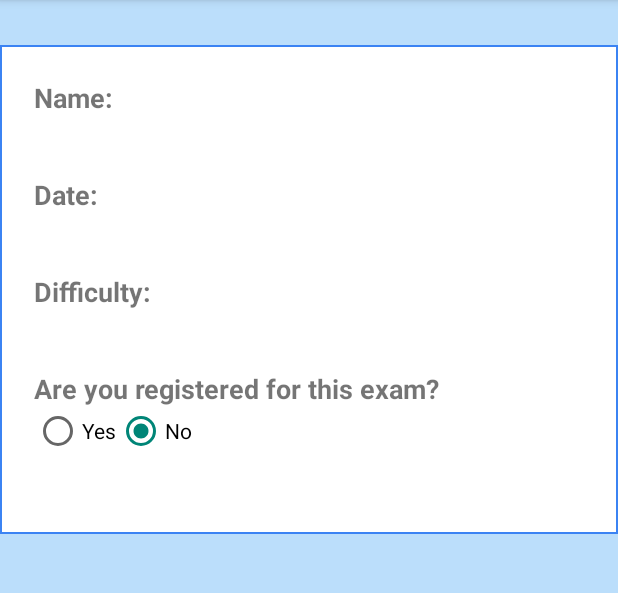
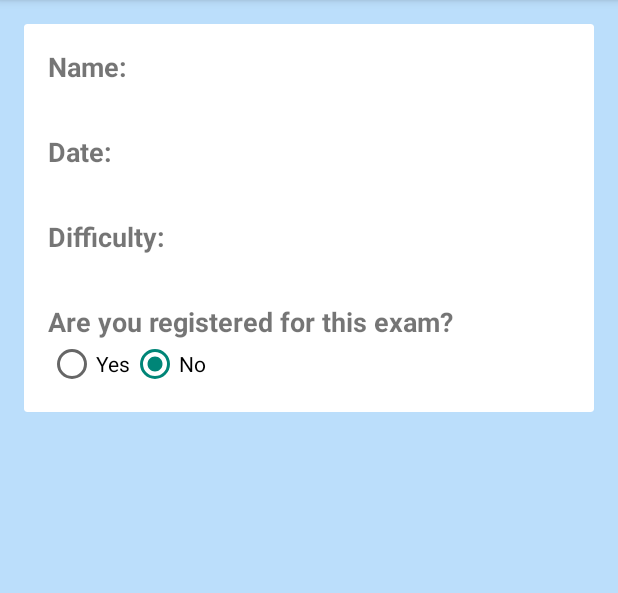
Before and after one commit to Luigi1992/quick-study, an Android app: the ViewExamActivity screen opened directly, with no data from a screen before it, on a phone screen of 412 x 824 dp, the part 84-677 px from its top. Run offline under Robolectric (Android 15) with nearby library versions, the phone set to English and light mode, and no system bars; 4 statements that could not run were skipped.

```diff
--- a/app/src/main/res/layout/activity_view_exam.xml
+++ b/app/src/main/res/layout/activity_view_exam.xml
@@ -5,22 +5,28 @@
     android:layout_height="fill_parent"
     android:background="@color/background_color">
 
+    <android.support.v7.widget.CardView
+        xmlns:card_view="http://schemas.android.com/apk/res-auto"
+        android:layout_width="match_parent"
+        android:layout_height="wrap_content"
+        android:layout_margin="16dp"
+        card_view:cardCornerRadius="2dp"
+        card_view:cardElevation="1dp">
+
         <LinearLayout
             android:orientation="vertical"
             android:layout_width="match_parent"
             android:layout_height="wrap_content"
             tools:context=".ExamDetailsActivity"
-        tools:ignore="MergeRootFrame"
-        android:background="@drawable/border"
-        android:layout_marginBottom="30dp"
-        android:layout_marginTop="30dp">
+            android:layout_gravity="center"
+            tools:ignore="MergeRootFrame">
 
                 <LinearLayout
                     android:layout_width="match_parent"
                     android:layout_height="wrap_content"
                     android:orientation="horizontal"
                     android:gravity="center_vertical"
-                android:layout_margin="20dp">
+                    android:layout_margin="16dp">
 
                     <TextView
                         android:layout_height="match_parent"
@@ -42,7 +48,7 @@
                     android:layout_height="wrap_content"
                     android:orientation="horizontal"
                     android:gravity="center_vertical"
-                android:layout_margin="20dp">
+                    android:layout_margin="16dp">
 
                     <TextView
                         android:layout_width="wrap_content"
@@ -65,14 +71,14 @@
                     android:layout_height="wrap_content"
                     android:orientation="horizontal"
                     android:gravity="center_vertical"
-                android:layout_margin="20dp">
+                    android:layout_margin="16dp">
 
                     <TextView
                         android:layout_width="wrap_content"
                         android:layout_height="match_parent"
                         android:text="Difficulty: "
                         android:textStyle="bold"
-                    android:textSize="18sp"            />
+                        android:textSize="18sp"/>
 
                     <TextView
                         android:id="@+id/details_difficulty"
@@ -87,7 +93,7 @@
                     android:layout_height="wrap_content"
                     android:orientation="vertical"
                     android:gravity="center_vertical"
-                android:layout_margin="20dp">
+                    android:layout_margin="16dp">
 
                     <TextView
                         android:layout_width="wrap_content"
@@ -99,8 +105,7 @@
                     <RadioGroup
                         android:layout_width="fill_parent"
                         android:layout_height="wrap_content"
-                    android:orientation="horizontal"
-                    android:layout_marginBottom="30dp">
+                        android:orientation="horizontal">
                         <RadioButton
                             android:id="@+id/details_registered_yes"
                             android:layout_width="wrap_content"
@@ -117,4 +122,6 @@
 
         </LinearLayout>
 
+    </android.support.v7.widget.CardView>
+
 </ScrollView>
--- a/app/src/main/res/layout/exam_cardview.xml
+++ b/app/src/main/res/layout/exam_cardview.xml
@@ -6,6 +6,8 @@
     android:id="@+id/card_view"
     android:layout_width="match_parent"
     android:layout_height="60dp"
+    card_view:cardCornerRadius="2dp"
+    card_view:cardElevation="1dp"
     android:foreground="?android:attr/selectableItemBackground"
     android:clickable="true">
 
--- a/app/src/main/res/values/strings.xml
+++ b/app/src/main/res/values/strings.xml
@@ -23,6 +23,5 @@
     <string name="exam_is_registered">Registered</string>
     <string name="exam_not_registered">Not registered</string>
     <string name="view_exam">View exam</string>
-    <string name="save_me_button">SAVE</string>
 
 </resources>
```
Also changed, not shown: app/src/main/AndroidManifest.xml (+14 -5 lines), app/src/main/java/com/gcw_rome_2014/quickstudy/AddNewExamActivity.java (+19 -26 lines), app/src/main/res/drawable/buttonshape.xml (deleted, +0 -23 lines), app/src/main/res/layout-land/activity_new_exam.xml (+0 -15 lines), app/src/main/res/layout-v21/activity_exams.xml (+14 -7 lines), app/src/main/res/layout/activity_exams.xml (+14 -7 lines), app/src/main/res/layout/activity_new_exam.xml (+0 -16 lines), app/src/main/res/menu/menu_add_exam.xml (added, +10 -0 lines). Lines whose indentation alone changed are shown as unchanged.
